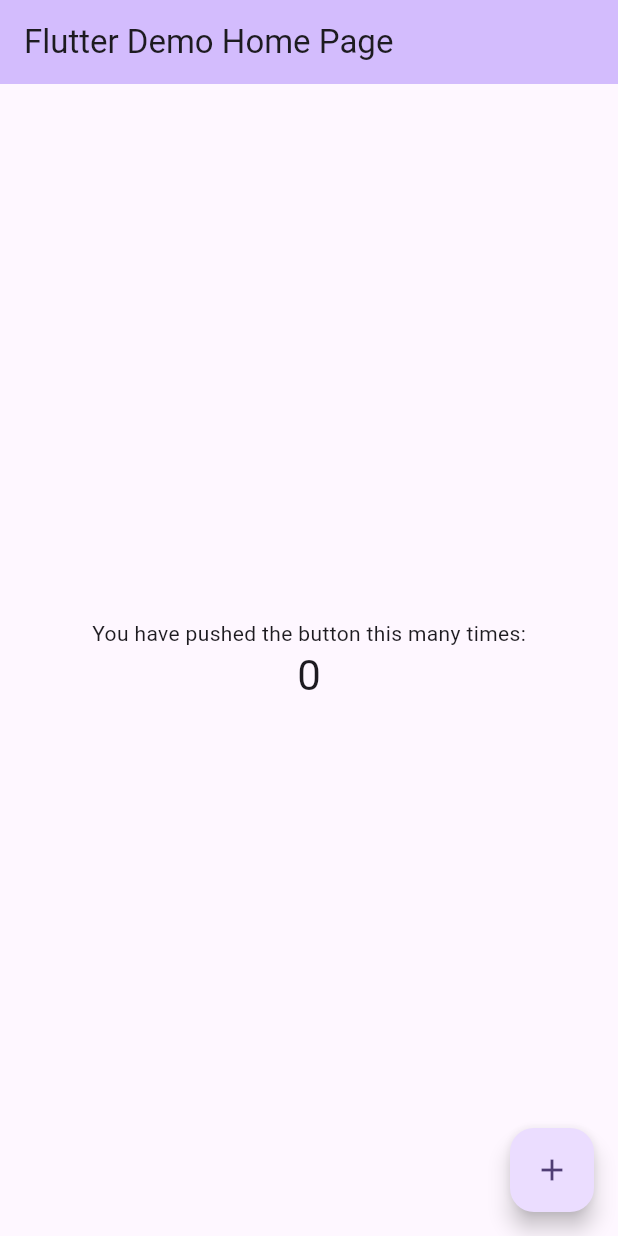
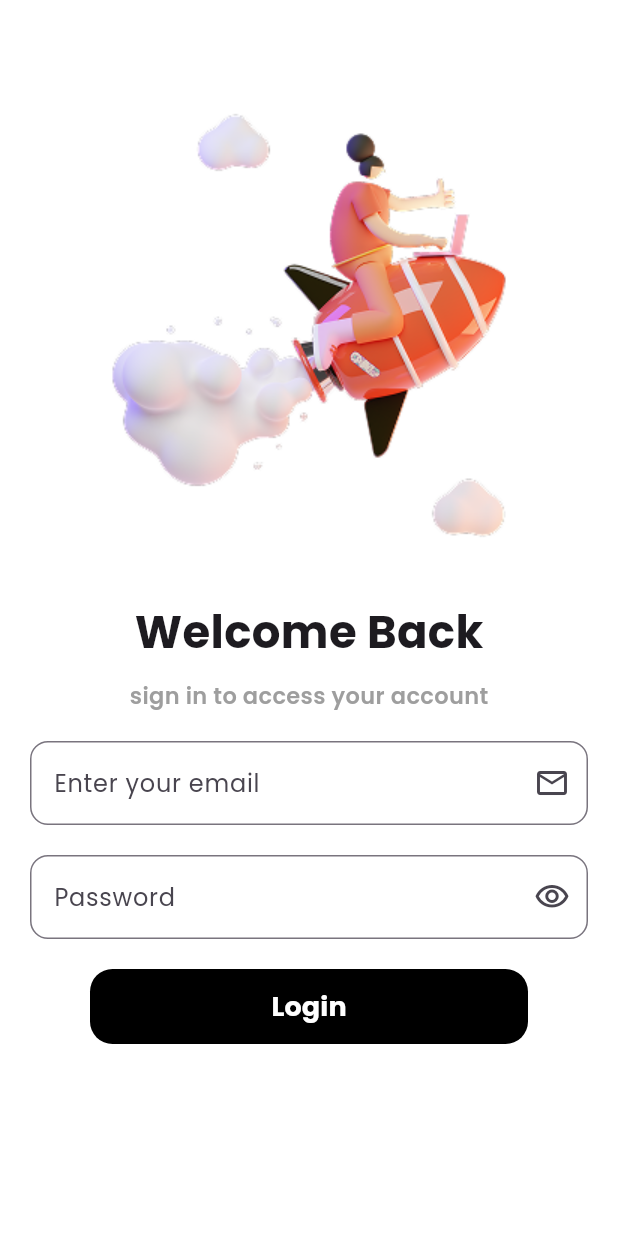
Before and after one commit to patilrahu/meeting_app, a Flutter app: the screen it shows after launch, on a phone screen of 412 x 824 dp. Run offline on Flutter 3.47's test engine with Material 3 defaults, Android fonts, the phone set to English and light mode, and no system bars; our stand-ins replace google_fonts.

Commit message:
FEAT - Login UI Added

```diff
--- /dev/null
+++ b/lib/core/constant/color_constant.dart
@@ -0,0 +1,5 @@
+import 'dart:ui';
+
+class ColorConstant {
+  static const redColor = Color(0xFFFF4B4B);
+}
--- /dev/null
+++ b/lib/core/constant/image_constant.dart
@@ -0,0 +1,7 @@
+class ImageConstant {
+  static const _basePath = "assets/images";
+
+  static const ballon1Img = "$_basePath/ballon1.png";
+  static const ballon2Img = "$_basePath/ballon2.png";
+  static const loginImg = "$_basePath/login.png";
+}
--- /dev/null
+++ b/lib/core/constant/string_constant.dart
@@ -0,0 +1,10 @@
+import 'package:google_fonts/google_fonts.dart';
+
+class StringConstant {
+  static final String appFontFamily = GoogleFonts.poppins().fontFamily!;
+  static const splashName = "MeetMate";
+  static const welcomeBack = "Welcome Back";
+  static const loginSubHeading = "sign in to access your account";
+  static const emailPlaceHolder = "Enter your email";
+  static const passwordPlaceHolder = "Password";
+}
--- /dev/null
+++ b/lib/core/widget/common_button.dart
@@ -0,0 +1,33 @@
+import 'package:flutter/material.dart';
+
+class CommonButton extends StatelessWidget {
+  Function() onPressed;
+  String buttonTitle;
+  CommonButton({super.key, required this.buttonTitle, required this.onPressed});
+
+  @override
+  Widget build(BuildContext context) {
+    return Padding(
+      padding: const EdgeInsets.symmetric(horizontal: 40, vertical: 20),
+      child: ElevatedButton(
+        style: ElevatedButton.styleFrom(
+          elevation: 0,
+          backgroundColor: Colors.black,
+          minimumSize: Size(MediaQuery.of(context).size.width, 50),
+          shape: RoundedRectangleBorder(
+            borderRadius: BorderRadiusGeometry.circular(15),
+          ),
+        ),
+        onPressed: onPressed,
+        child: Text(
+          buttonTitle,
+          style: TextStyle(
+            color: Colors.white,
+            fontSize: 18,
+            fontWeight: FontWeight.bold,
+          ),
+        ),
+      ),
+    );
+  }
+}
--- /dev/null
+++ b/lib/core/widget/common_textfield.dart
@@ -0,0 +1,43 @@
+import 'package:flutter/material.dart';
+
+class CommonTextField extends StatelessWidget {
+  final TextEditingController controller;
+  final String? Function(String?)? validator;
+  final String hintText;
+  final TextInputType keyboardType;
+  final Widget? prefixIcon;
+  final Widget? suffixIcon;
+  final bool obscureText;
+
+  const CommonTextField({
+    super.key,
+    required this.controller,
+    required this.hintText,
+    this.validator,
+    this.keyboardType = TextInputType.text,
+    this.prefixIcon,
+    this.suffixIcon,
+    this.obscureText = false,
+  });
+
+  @override
+  Widget build(BuildContext context) {
+    return TextFormField(
+      controller: controller,
+      keyboardType: keyboardType,
+      obscureText: obscureText,
+      cursorColor: Colors.black,
+      validator: validator,
+      decoration: InputDecoration(
+        hintText: hintText,
+        prefixIcon: prefixIcon,
+        suffixIcon: suffixIcon,
+        border: OutlineInputBorder(borderRadius: BorderRadius.circular(12)),
+        focusedBorder: OutlineInputBorder(
+          borderRadius: BorderRadius.circular(12),
+          borderSide: const BorderSide(color: Colors.black),
+        ),
+      ),
+    );
+  }
+}
--- /dev/null
+++ b/lib/feature/auth/presentation/pages/login.dart
@@ -0,0 +1,108 @@
+import 'package:flutter/material.dart';
+import 'package:meeting_app/core/constant/image_constant.dart';
+import 'package:meeting_app/core/constant/string_constant.dart';
+import 'package:meeting_app/core/widget/common_button.dart';
+import 'package:meeting_app/core/widget/common_textfield.dart';
+
+class Login extends StatefulWidget {
+  Login({super.key});
+
+  @override
+  State<Login> createState() => _LoginState();
+}
+
+class _LoginState extends State<Login> {
+  final _formKey = GlobalKey<FormState>();
+  TextEditingController emailController = TextEditingController();
+  TextEditingController passwordController = TextEditingController();
+  bool isPasswordVisible = false;
+  String emailError = "";
+  String passwordError = "";
+
+  @override
+  Widget build(BuildContext context) {
+    return Scaffold(
+      body: SafeArea(
+        child: Padding(
+          padding: const EdgeInsets.symmetric(horizontal: 20),
+          child: SingleChildScrollView(
+            child: Form(
+              key: _formKey,
+              child: Column(
+                children: [
+                  Image.asset(ImageConstant.loginImg),
+                  Text(
+                    StringConstant.welcomeBack,
+                    style: TextStyle(fontWeight: FontWeight.bold, fontSize: 30),
+                  ),
+                  const SizedBox(height: 10),
+
+                  Text(
+                    StringConstant.loginSubHeading,
+                    style: TextStyle(
+                      fontWeight: FontWeight.w600,
+                      fontSize: 15,
+                      color: Colors.grey,
+                    ),
+                  ),
+                  const SizedBox(height: 20),
+                  CommonTextField(
+                    controller: emailController,
+                    keyboardType: TextInputType.emailAddress,
+                    suffixIcon: Icon(Icons.email_outlined),
+                    validator: (value) {
+                      if (value == null || value.isEmpty) {
+                        return "Email cannot be empty";
+                      }
+                      if (!RegExp(r'^[^@]+@[^@]+\.[^@]+').hasMatch(value)) {
+                        return "Enter a valid email";
+                      }
+                      return null;
+                    },
+                    hintText: StringConstant.emailPlaceHolder,
+                  ),
+                  const SizedBox(height: 20),
+                  CommonTextField(
+                    controller: passwordController,
+                    hintText: StringConstant.passwordPlaceHolder,
+                    obscureText: isPasswordVisible,
+                    validator: (value) {
+                      if (value == null || value.isEmpty) {
+                        return "Password cannot be empty";
+                      }
+                      if (value.length < 6) {
+                        return "Password must be at least 6 characters";
+                      }
+                      return null;
+                    },
+                    suffixIcon: GestureDetector(
+                      onTap: () {
+                        setState(() {
+                          isPasswordVisible = !isPasswordVisible;
+                        });
+                      },
+                      child: Icon(
+                        isPasswordVisible
+                            ? Icons.visibility_off_outlined
+                            : Icons.visibility_outlined,
+                      ),
+                    ),
+                  ),
+                  CommonButton(
+                    buttonTitle: 'Login',
+                    onPressed: () {
+                      if (_formKey.currentState!.validate()) {
+                        print("Email: ${emailController.text}");
+                        print("Password: ${passwordController.text}");
+                      }
+                    },
+                  ),
+                ],
+              ),
+            ),
+          ),
+        ),
+      ),
+    );
+  }
+}
--- a/lib/main.dart
+++ b/lib/main.dart
@@ -1,4 +1,6 @@
 import 'package:flutter/material.dart';
+import 'package:meeting_app/core/constant/string_constant.dart';
+import 'package:meeting_app/feature/splash/splash.dart';
 
 void main() {
   runApp(const MyApp());
@@ -11,112 +13,13 @@ class MyApp extends StatelessWidget {
   @override
   Widget build(BuildContext context) {
     return MaterialApp(
+      debugShowCheckedModeBanner: false,
       title: 'Flutter Demo',
       theme: ThemeData(
-        // This is the theme of your application.
-        //
-        // TRY THIS: Try running your application with "flutter run". You'll see
-        // the application has a purple toolbar. Then, without quitting the app,
-        // try changing the seedColor in the colorScheme below to Colors.green
-        // and then invoke "hot reload" (save your changes or press the "hot
-        // reload" button in a Flutter-supported IDE, or press "r" if you used
-        // the command line to start the app).
-        //
-        // Notice that the counter didn't reset back to zero; the application
-        // state is not lost during the reload. To reset the state, use hot
-        // restart instead.
-        //
-        // This works for code too, not just values: Most code changes can be
-        // tested with just a hot reload.
-        colorScheme: ColorScheme.fromSeed(seedColor: Colors.deepPurple),
+        scaffoldBackgroundColor: Colors.white,
+        fontFamily: StringConstant.appFontFamily,
       ),
-      home: const MyHomePage(title: 'Flutter Demo Home Page'),
+      home: const Splash(),
     );
   }
 }
-
-class MyHomePage extends StatefulWidget {
-  const MyHomePage({super.key, required this.title});
-
-  // This widget is the home page of your application. It is stateful, meaning
-  // that it has a State object (defined below) that contains fields that affect
-  // how it looks.
-
-  // This class is the configuration for the state. It holds the values (in this
-  // case the title) provided by the parent (in this case the App widget) and
-  // used by the build method of the State. Fields in a Widget subclass are
-  // always marked "final".
-
-  final String title;
-
-  @override
-  State<MyHomePage> createState() => _MyHomePageState();
-}
-
-class _MyHomePageState extends State<MyHomePage> {
-  int _counter = 0;
-
-  void _incrementCounter() {
-    setState(() {
-      // This call to setState tells the Flutter framework that something has
-      // changed in this State, which causes it to rerun the build method below
-      // so that the display can reflect the updated values. If we changed
-      // _counter without calling setState(), then the build method would not be
-      // called again, and so nothing would appear to happen.
-      _counter++;
-    });
-  }
-
-  @override
-  Widget build(BuildContext context) {
-    // This method is rerun every time setState is called, for instance as done
-    // by the _incrementCounter method above.
-    //
-    // The Flutter framework has been optimized to make rerunning build methods
-    // fast, so that you can just rebuild anything that needs updating rather
-    // than having to individually change instances of widgets.
-    return Scaffold(
-      appBar: AppBar(
-        // TRY THIS: Try changing the color here to a specific color (to
-        // Colors.amber, perhaps?) and trigger a hot reload to see the AppBar
-        // change color while the other colors stay the same.
-        backgroundColor: Theme.of(context).colorScheme.inversePrimary,
-        // Here we take the value from the MyHomePage object that was created by
-        // the App.build method, and use it to set our appbar title.
-        title: Text(widget.title),
-      ),
-      body: Center(
-        // Center is a layout widget. It takes a single child and positions it
-        // in the middle of the parent.
-        child: Column(
-          // Column is also a layout widget. It takes a list of children and
-          // arranges them vertically. By default, it sizes itself to fit its
-          // children horizontally, and tries to be as tall as its parent.
-          //
-          // Column has various properties to control how it sizes itself and
-          // how it positions its children. Here we use mainAxisAlignment to
-          // center the children vertically; the main axis here is the vertical
-          // axis because Columns are vertical (the cross axis would be
-          // horizontal).
-          //
-          // TRY THIS: Invoke "debug painting" (choose the "Toggle Debug Paint"
-          // action in the IDE, or press "p" in the console), to see the
-          // wireframe for each widget.
-          mainAxisAlignment: MainAxisAlignment.center,
-          children: <Widget>[
-            const Text('You have pushed the button this many times:'),
-            Text(
-              '$_counter',
-              style: Theme.of(context).textTheme.headlineMedium,
-            ),
-          ],
-        ),
-      ),
-      floatingActionButton: FloatingActionButton(
-        onPressed: _incrementCounter,
-        tooltip: 'Increment',
-        child: const Icon(Icons.add),
-      ), // This trailing comma makes auto-formatting nicer for build methods.
-    );
-  }
-}
```
Also changed, not shown: lib/core/helper/navigation_helper.dart (added, +41 -0 lines), lib/feature/splash/splash.dart (added, +63 -0 lines), pubspec.yaml (+4 -4 lines), assets/images/ballon1.png (added), assets/images/ballon2.png (added), assets/images/login.png (added), pubspec.lock, 10 other files.
